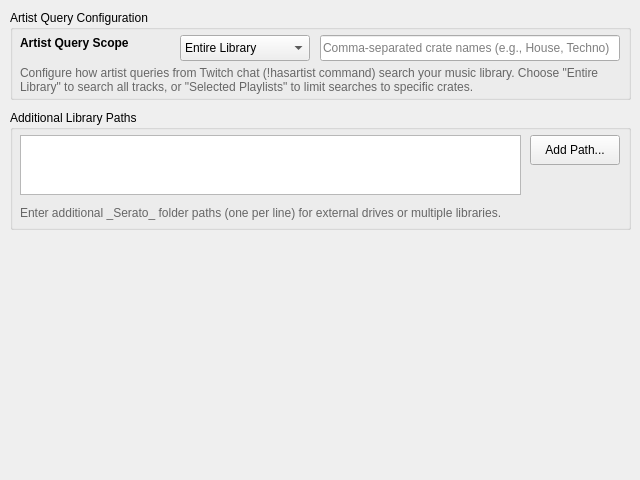
Before: the Qt Designer form nowplaying/resources/ui/inputs_serato3_library.ui in whatsnowplaying/whats-now-playing, drawn with Qt 5.
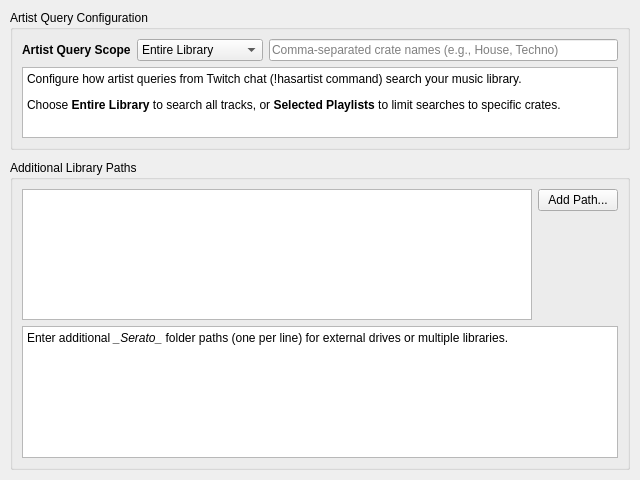
After: the same form once the commit is applied.

Diff of the .ui file:
```diff
--- a/nowplaying/resources/ui/inputs_serato3_library.ui
+++ b/nowplaying/resources/ui/inputs_serato3_library.ui
@@ -13,30 +13,26 @@
   <property name="windowTitle">
    <string>Library and Query</string>
   </property>
+  <layout class="QVBoxLayout" name="main_layout">
+   <property name="margin">
+    <number>10</number>
+   </property>
+   <property name="spacing">
+    <number>10</number>
+   </property>
+   <item>
   <widget class="QGroupBox" name="artist_query_groupbox">
-   <property name="geometry">
-    <rect>
-     <x>10</x>
-     <y>10</y>
-     <width>621</width>
-     <height>90</height>
-    </rect>
-   </property>
    <property name="title">
     <string>Artist Query Configuration</string>
    </property>
+     <layout class="QVBoxLayout" name="artist_query_box_layout">
+      <item>
+       <layout class="QHBoxLayout" name="scope_layout">
+        <item>
    <widget class="QLabel" name="artist_query_label">
     <property name="enabled">
      <bool>true</bool>
     </property>
-    <property name="geometry">
-     <rect>
-      <x>10</x>
-      <y>25</y>
-      <width>150</width>
-      <height>16</height>
-     </rect>
-    </property>
     <property name="font">
      <font>
       <bold>true</bold>
@@ -46,18 +42,12 @@
      <string>Artist Query Scope</string>
     </property>
    </widget>
+        </item>
+        <item>
    <widget class="QComboBox" name="serato_artist_scope_combo">
     <property name="enabled">
      <bool>true</bool>
     </property>
-    <property name="geometry">
-     <rect>
-      <x>170</x>
-      <y>25</y>
-      <width>130</width>
-      <height>26</height>
-     </rect>
-    </property>
     <item>
      <property name="text">
       <string>Entire Library</string>
@@ -69,76 +59,60 @@
      </property>
     </item>
    </widget>
+        </item>
+        <item>
    <widget class="QLineEdit" name="serato_playlists_lineedit">
     <property name="enabled">
      <bool>true</bool>
     </property>
-    <property name="geometry">
-     <rect>
-      <x>310</x>
-      <y>25</y>
-      <width>300</width>
-      <height>26</height>
-     </rect>
-    </property>
     <property name="placeholderText">
      <string>Comma-separated crate names (e.g., House, Techno)</string>
     </property>
    </widget>
-   <widget class="QLabel" name="query_help_label">
-    <property name="geometry">
-     <rect>
-      <x>10</x>
-      <y>55</y>
-      <width>600</width>
-      <height>30</height>
-     </rect>
-    </property>
-    <property name="text">
-     <string>Configure how artist queries from Twitch chat (!hasartist command) search your music library. Choose "Entire Library" to search all tracks, or "Selected Playlists" to limit searches to specific crates.</string>
-    </property>
-    <property name="wordWrap">
-     <bool>true</bool>
-    </property>
-    <property name="styleSheet">
-     <string>color: #666;</string>
-    </property>
-   </widget>
-  </widget>
+        </item>
+       </layout>
+      </item>
+      <item>
+       <widget class="QTextBrowser" name="query_help_label">
+        <property name="sizePolicy">
+         <sizepolicy hsizetype="Expanding" vsizetype="Preferred">
+          <horstretch>0</horstretch>
+          <verstretch>0</verstretch>
+         </sizepolicy>
+        </property>
+        <property name="html">
+         <string>&lt;!DOCTYPE HTML PUBLIC &quot;-//W3C//DTD HTML 4.0//EN&quot; &quot;http://www.w3.org/TR/REC-html40/strict.dtd&quot;&gt;
+&lt;html&gt;&lt;head&gt;&lt;meta name=&quot;qrichtext&quot; content=&quot;1&quot; /&gt;&lt;style type=&quot;text/css&quot;&gt;
+p, li { white-space: pre-wrap; }
+&lt;/style&gt;&lt;/head&gt;&lt;body&gt;
+&lt;p&gt;Configure how artist queries from Twitch chat (!hasartist command) search your music library.&lt;/p&gt;
+&lt;p&gt;Choose &lt;span style=&quot;font-weight:600;&quot;&gt;Entire Library&lt;/span&gt; to search all tracks, or &lt;span style=&quot;font-weight:600;&quot;&gt;Selected Playlists&lt;/span&gt; to limit searches to specific crates.&lt;/p&gt;
+&lt;/body&gt;&lt;/html&gt;</string>
+        </property>
+       </widget>
+      </item>
+     </layout>
+    </widget>
+   </item>
+   <item>
   <widget class="QGroupBox" name="additional_libs_groupbox">
-   <property name="geometry">
-    <rect>
-     <x>10</x>
-     <y>110</y>
-     <width>621</width>
-     <height>120</height>
-    </rect>
-   </property>
    <property name="title">
     <string>Additional Library Paths</string>
    </property>
+     <layout class="QVBoxLayout" name="additional_libs_box_layout">
+      <item>
+       <layout class="QHBoxLayout" name="additional_libs_row">
+        <item>
    <widget class="QTextEdit" name="additional_libs_textedit">
-    <property name="geometry">
-     <rect>
-      <x>10</x>
-      <y>25</y>
-      <width>501</width>
-      <height>60</height>
-     </rect>
-    </property>
     <property name="toolTip">
      <string>Additional Serato library paths (one per line). Used for external drives and multiple music collections.</string>
     </property>
    </widget>
+        </item>
+        <item>
+         <layout class="QVBoxLayout" name="libs_button_layout">
+          <item>
    <widget class="QPushButton" name="add_additional_lib_button">
-    <property name="geometry">
-     <rect>
-      <x>520</x>
-      <y>25</y>
-      <width>90</width>
-      <height>30</height>
-     </rect>
-    </property>
     <property name="text">
      <string>Add Path...</string>
     </property>
@@ -146,23 +120,59 @@
      <string>Browse for additional Serato library directory</string>
     </property>
    </widget>
-   <widget class="QLabel" name="additional_libs_help_label">
-    <property name="geometry">
-     <rect>
-      <x>10</x>
-      <y>90</y>
-      <width>600</width>
-      <height>25</height>
-     </rect>
-    </property>
-    <property name="text">
-     <string>Enter additional _Serato_ folder paths (one per line) for external drives or multiple libraries.</string>
-    </property>
-    <property name="styleSheet">
-     <string>color: #666;</string>
-    </property>
-   </widget>
-  </widget>
+          </item>
+          <item>
+           <spacer>
+            <property name="orientation">
+             <enum>Qt::Vertical</enum>
+            </property>
+            <property name="sizeHint" stdset="0">
+             <size>
+              <width>20</width>
+              <height>40</height>
+             </size>
+            </property>
+           </spacer>
+          </item>
+         </layout>
+        </item>
+       </layout>
+      </item>
+      <item>
+       <widget class="QTextBrowser" name="additional_libs_help_label">
+        <property name="sizePolicy">
+         <sizepolicy hsizetype="Expanding" vsizetype="Preferred">
+          <horstretch>0</horstretch>
+          <verstretch>0</verstretch>
+         </sizepolicy>
+        </property>
+        <property name="html">
+         <string>&lt;!DOCTYPE HTML PUBLIC &quot;-//W3C//DTD HTML 4.0//EN&quot; &quot;http://www.w3.org/TR/REC-html40/strict.dtd&quot;&gt;
+&lt;html&gt;&lt;head&gt;&lt;meta name=&quot;qrichtext&quot; content=&quot;1&quot; /&gt;&lt;style type=&quot;text/css&quot;&gt;
+p, li { white-space: pre-wrap; }
+&lt;/style&gt;&lt;/head&gt;&lt;body&gt;
+&lt;p&gt;Enter additional &lt;span style=&quot;font-style:italic;&quot;&gt;_Serato_&lt;/span&gt; folder paths (one per line) for external drives or multiple libraries.&lt;/p&gt;
+&lt;/body&gt;&lt;/html&gt;</string>
+        </property>
+       </widget>
+      </item>
+     </layout>
+    </widget>
+   </item>
+   <item>
+    <spacer>
+     <property name="orientation">
+      <enum>Qt::Vertical</enum>
+     </property>
+     <property name="sizeHint" stdset="0">
+      <size>
+       <width>20</width>
+       <height>40</height>
+      </size>
+     </property>
+    </spacer>
+   </item>
+  </layout>
  </widget>
  <resources/>
  <connections>
```
Left out of the diff: 40 changed lines with no effect on the pictures. Lines whose indentation alone changed are shown as unchanged.
